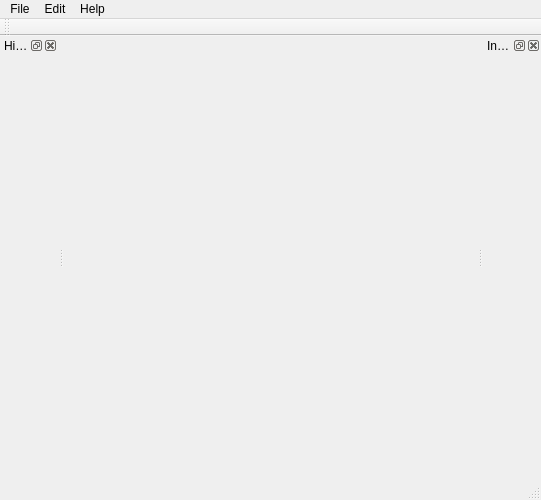
Above: AdvancedGraphics/mainwindow.ui from Trodek/Advanced-Graphics-Subject before the change. Below: the same form after it.
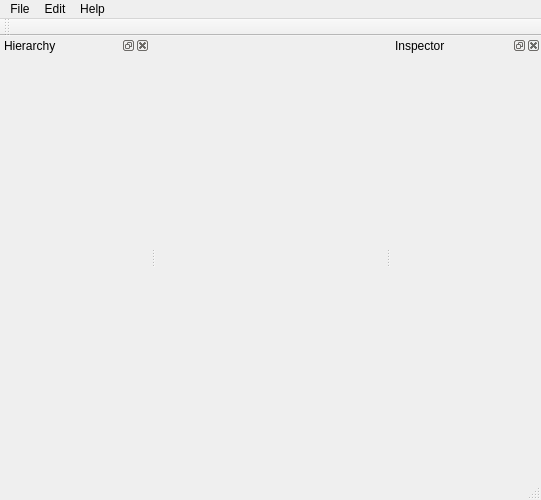
That is the form after the change.

Commit message: dock size adjusted

What changed in the file:
```diff
--- a/AdvancedGraphics/mainwindow.ui
+++ b/AdvancedGraphics/mainwindow.ui
@@ -52,6 +52,18 @@
   </widget>
   <widget class="QStatusBar" name="statusBar"/>
   <widget class="QDockWidget" name="dockHierarchy">
+   <property name="sizePolicy">
+    <sizepolicy hsizetype="Minimum" vsizetype="Minimum">
+     <horstretch>0</horstretch>
+     <verstretch>0</verstretch>
+    </sizepolicy>
+   </property>
+   <property name="minimumSize">
+    <size>
+     <width>150</width>
+     <height>38</height>
+    </size>
+   </property>
    <property name="windowTitle">
     <string>Hierarchy</string>
    </property>
@@ -61,6 +73,18 @@
    <widget class="QWidget" name="dockWidgetContents"/>
   </widget>
   <widget class="QDockWidget" name="dockInspector">
+   <property name="sizePolicy">
+    <sizepolicy hsizetype="Minimum" vsizetype="Minimum">
+     <horstretch>0</horstretch>
+     <verstretch>0</verstretch>
+    </sizepolicy>
+   </property>
+   <property name="minimumSize">
+    <size>
+     <width>150</width>
+     <height>38</height>
+    </size>
+   </property>
    <property name="windowTitle">
     <string>Inspector</string>
    </property>
```
The commit also changes 1 other file.
